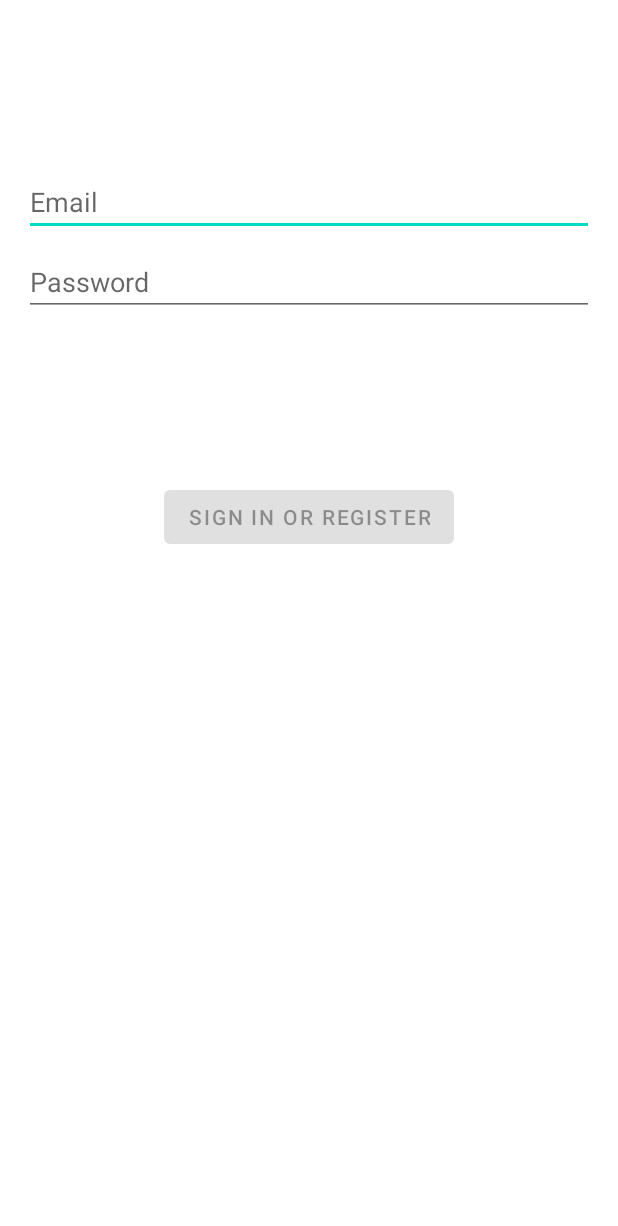
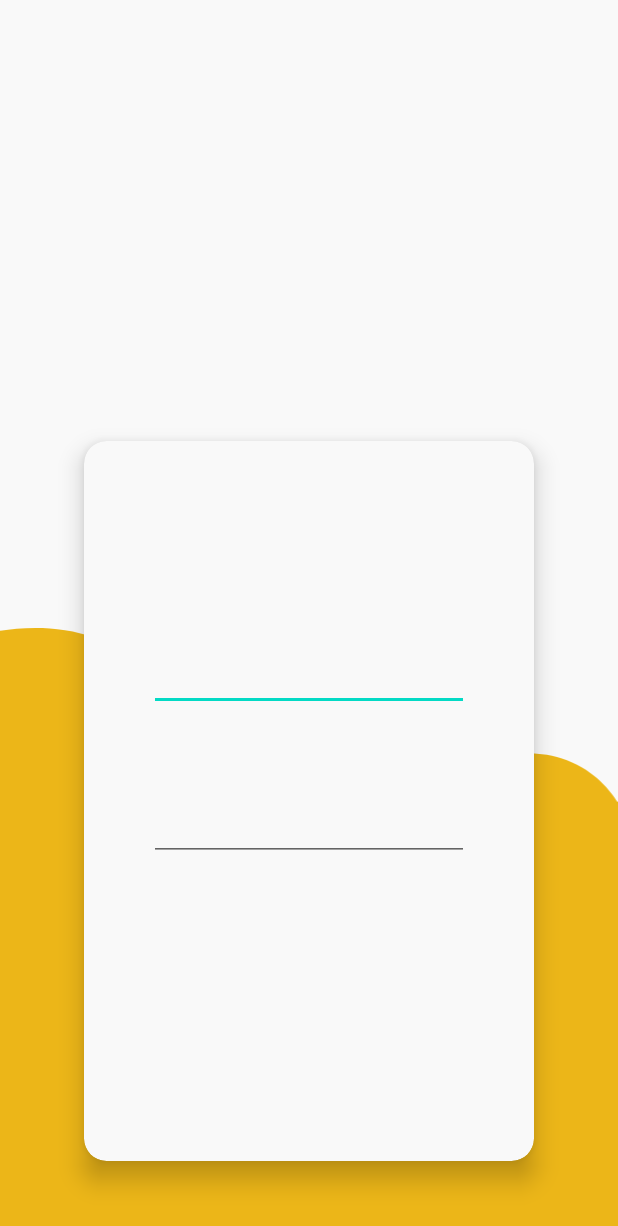
Before and after one commit to AdrianaMillares/EsenciaPatrimonioApp, an Android app: the layout activity_login.xml on its own in the app's theme, with its tools: preview values and no code run, on a phone screen of 412 x 824 dp. Shown: the top 1226 px of the screen. Run offline under Robolectric (Android 15) with nearby library versions, the phone set to English and light mode, and no system bars.

Commit message:
Add login layout

```diff
--- /dev/null
+++ b/app/src/main/res/drawable/ic_curvita.xml
@@ -0,0 +1,9 @@
+<vector xmlns:android="http://schemas.android.com/apk/res/android"
+    android:width="1242dp"
+    android:height="1223.07dp"
+    android:viewportWidth="1242"
+    android:viewportHeight="1223.07">
+  <path
+      android:pathData="M0,5.57C48.22,-1.83 120.22,-6 193.46,20.7 279,51.88 326.49,109.18 371,164.63c98,122.07 73.06,179.42 157,231.26 5.92,3.66 101,60.65 196,35.51 85.57,-22.63 75.94,-86.65 181,-139.45 20.56,-10.33 130.79,-65.72 235,-26 57.09,21.77 88.2,62.88 102,84.59v872.51H0Z"
+      android:fillColor="#ecb618"/>
+</vector>
--- a/app/src/main/res/layout-w1240dp/activity_login.xml
+++ /dev/null
@@ -1,69 +0,0 @@
-<?xml version="1.0" encoding="utf-8"?>
-<androidx.constraintlayout.widget.ConstraintLayout xmlns:android="http://schemas.android.com/apk/res/android"
-    xmlns:app="http://schemas.android.com/apk/res-auto"
-    xmlns:tools="http://schemas.android.com/tools"
-    android:id="@+id/container"
-    android:layout_width="match_parent"
-    android:layout_height="match_parent"
-    android:paddingLeft="@dimen/activity_horizontal_margin"
-    android:paddingTop="@dimen/activity_vertical_margin"
-    android:paddingRight="@dimen/activity_horizontal_margin"
-    android:paddingBottom="@dimen/activity_vertical_margin"
-    tools:context=".ui.login.LoginActivity">
-
-    <EditText
-        android:id="@+id/username"
-        android:layout_width="0dp"
-        android:layout_height="wrap_content"
-        android:layout_marginTop="96dp"
-        android:hint="@string/prompt_email"
-        android:inputType="textEmailAddress"
-        android:selectAllOnFocus="true"
-        app:layout_constraintEnd_toEndOf="parent"
-        app:layout_constraintStart_toStartOf="parent"
-        app:layout_constraintTop_toTopOf="parent" />
-
-    <EditText
-        android:id="@+id/password"
-        android:layout_width="0dp"
-        android:layout_height="wrap_content"
-        android:layout_marginTop="8dp"
-        android:hint="@string/prompt_password"
-        android:imeActionLabel="@string/action_sign_in_short"
-        android:imeOptions="actionDone"
-        android:inputType="textPassword"
-        android:selectAllOnFocus="true"
-        app:layout_constraintEnd_toEndOf="parent"
-        app:layout_constraintStart_toStartOf="parent"
-        app:layout_constraintTop_toBottomOf="@+id/username" />
-
-    <Button
-        android:id="@+id/login"
-        android:layout_width="wrap_content"
-        android:layout_height="wrap_content"
-        android:layout_gravity="start"
-        android:layout_marginTop="16dp"
-        android:layout_marginBottom="64dp"
-        android:enabled="false"
-        android:text="@string/action_sign_in"
-        app:layout_constraintBottom_toBottomOf="parent"
-        app:layout_constraintEnd_toEndOf="parent"
-        app:layout_constraintStart_toStartOf="parent"
-        app:layout_constraintTop_toBottomOf="@+id/password"
-        app:layout_constraintVertical_bias="0.2" />
-
-    <ProgressBar
-        android:id="@+id/loading"
-        android:layout_width="wrap_content"
-        android:layout_height="wrap_content"
-        android:layout_gravity="center"
-        android:layout_marginTop="64dp"
-        android:layout_marginBottom="64dp"
-        android:visibility="gone"
-        app:layout_constraintBottom_toBottomOf="parent"
-        app:layout_constraintEnd_toEndOf="@+id/password"
-        app:layout_constraintStart_toStartOf="@+id/password"
-        app:layout_constraintTop_toTopOf="parent"
-        app:layout_constraintVertical_bias="0.3" />
-
-</androidx.constraintlayout.widget.ConstraintLayout>
--- a/app/src/main/res/layout-w936dp/activity_login.xml
+++ /dev/null
@@ -1,76 +0,0 @@
-<?xml version="1.0" encoding="utf-8"?>
-<androidx.constraintlayout.widget.ConstraintLayout xmlns:android="http://schemas.android.com/apk/res/android"
-    xmlns:app="http://schemas.android.com/apk/res-auto"
-    xmlns:tools="http://schemas.android.com/tools"
-    android:id="@+id/container"
-    android:layout_width="match_parent"
-    android:layout_height="match_parent"
-    android:paddingLeft="@dimen/activity_horizontal_margin"
-    android:paddingTop="@dimen/activity_vertical_margin"
-    android:paddingRight="@dimen/activity_horizontal_margin"
-    android:paddingBottom="@dimen/activity_vertical_margin"
-    tools:context=".ui.login.LoginActivity">
-
-    <androidx.constraintlayout.widget.ConstraintLayout
-        android:layout_width="840dp"
-        android:layout_height="match_parent"
-        app:layout_constraintEnd_toEndOf="parent"
-        app:layout_constraintStart_toStartOf="parent">
-
-        <EditText
-            android:id="@+id/username"
-            android:layout_width="0dp"
-            android:layout_height="wrap_content"
-            android:layout_marginTop="96dp"
-            android:hint="@string/prompt_email"
-            android:inputType="textEmailAddress"
-            android:selectAllOnFocus="true"
-            app:layout_constraintEnd_toEndOf="parent"
-            app:layout_constraintStart_toStartOf="parent"
-            app:layout_constraintTop_toTopOf="parent" />
-
-        <EditText
-            android:id="@+id/password"
-            android:layout_width="0dp"
-            android:layout_height="wrap_content"
-            android:layout_marginTop="8dp"
-            android:hint="@string/prompt_password"
-            android:imeActionLabel="@string/action_sign_in_short"
-            android:imeOptions="actionDone"
-            android:inputType="textPassword"
-            android:selectAllOnFocus="true"
-            app:layout_constraintEnd_toEndOf="parent"
-            app:layout_constraintStart_toStartOf="parent"
-            app:layout_constraintTop_toBottomOf="@+id/username" />
-
-        <Button
-            android:id="@+id/login"
-            android:layout_width="wrap_content"
-            android:layout_height="wrap_content"
-            android:layout_gravity="start"
-            android:layout_marginTop="16dp"
-            android:layout_marginBottom="64dp"
-            android:enabled="false"
-            android:text="@string/action_sign_in"
-            app:layout_constraintBottom_toBottomOf="parent"
-            app:layout_constraintEnd_toEndOf="parent"
-            app:layout_constraintStart_toStartOf="parent"
-            app:layout_constraintTop_toBottomOf="@+id/password"
-            app:layout_constraintVertical_bias="0.2" />
-
-        <ProgressBar
-            android:id="@+id/loading"
-            android:layout_width="wrap_content"
-            android:layout_height="wrap_content"
-            android:layout_gravity="center"
-            android:layout_marginTop="64dp"
-            android:layout_marginBottom="64dp"
-            android:visibility="gone"
-            app:layout_constraintBottom_toBottomOf="parent"
-            app:layout_constraintEnd_toEndOf="@+id/password"
-            app:layout_constraintStart_toStartOf="@+id/password"
-            app:layout_constraintTop_toTopOf="parent"
-            app:layout_constraintVertical_bias="0.3" />
-
-    </androidx.constraintlayout.widget.ConstraintLayout>
-</androidx.constraintlayout.widget.ConstraintLayout>
--- a/app/src/main/res/layout/activity_login.xml
+++ b/app/src/main/res/layout/activity_login.xml
@@ -1,69 +1,67 @@
 <?xml version="1.0" encoding="utf-8"?>
-<androidx.constraintlayout.widget.ConstraintLayout xmlns:android="http://schemas.android.com/apk/res/android"
+<RelativeLayout xmlns:android="http://schemas.android.com/apk/res/android"
     xmlns:app="http://schemas.android.com/apk/res-auto"
     xmlns:tools="http://schemas.android.com/tools"
-    android:id="@+id/container"
     android:layout_width="match_parent"
     android:layout_height="match_parent"
-    android:paddingLeft="@dimen/activity_horizontal_margin"
-    android:paddingTop="@dimen/activity_vertical_margin"
-    android:paddingRight="@dimen/activity_horizontal_margin"
-    android:paddingBottom="@dimen/activity_vertical_margin"
-    tools:context=".ui.login.LoginActivity">
+    tools:context=".Activities.LoginActivity2"
+    android:background="@color/ep_white" >
 
-    <EditText
-        android:id="@+id/username"
-        android:layout_width="0dp"
-        android:layout_height="wrap_content"
-        android:layout_marginTop="96dp"
-        android:hint="@string/prompt_email"
-        android:inputType="textEmailAddress"
-        android:selectAllOnFocus="true"
-        app:layout_constraintEnd_toEndOf="parent"
-        app:layout_constraintStart_toStartOf="parent"
-        app:layout_constraintTop_toTopOf="parent" />
+    <ImageView
+        android:id="@+id/ivCurvita"
+        android:layout_width="match_parent"
+        android:layout_height="405dp"
+        android:layout_alignParentBottom="true"
+        android:layout_marginBottom="0dp"
+        android:layout_centerHorizontal="true"
+        app:srcCompat="@drawable/ic_curvita"
+        tools:layout_editor_absoluteX="-1dp"
+        tools:layout_editor_absoluteY="330dp" />
 
-    <EditText
-        android:id="@+id/password"
-        android:layout_width="0dp"
-        android:layout_height="wrap_content"
-        android:layout_marginTop="8dp"
-        android:hint="@string/prompt_password"
-        android:imeActionLabel="@string/action_sign_in_short"
-        android:imeOptions="actionDone"
-        android:inputType="textPassword"
-        android:selectAllOnFocus="true"
-        app:layout_constraintEnd_toEndOf="parent"
-        app:layout_constraintStart_toStartOf="parent"
-        app:layout_constraintTop_toBottomOf="@+id/username" />
+    <androidx.cardview.widget.CardView
+        android:id="@+id/cvLoginCard"
+        android:layout_width="300dp"
+        android:layout_height="480dp"
+        android:layout_alignParentBottom="true"
+        android:layout_centerHorizontal="true"
+        android:layout_gravity="center"
+        android:layout_marginBottom="50dp"
+        app:cardCornerRadius="15dp"
+        app:cardBackgroundColor="@color/ep_white"
+        app:cardElevation="10dp"
+        >
 
-    <Button
-        android:id="@+id/login"
-        android:layout_width="wrap_content"
-        android:layout_height="wrap_content"
-        android:layout_gravity="start"
-        android:layout_marginTop="16dp"
-        android:layout_marginBottom="64dp"
-        android:enabled="false"
-        android:text="@string/action_sign_in"
-        app:layout_constraintBottom_toBottomOf="parent"
-        app:layout_constraintEnd_toEndOf="parent"
-        app:layout_constraintStart_toStartOf="parent"
-        app:layout_constraintTop_toBottomOf="@+id/password"
-        app:layout_constraintVertical_bias="0.2" />
+        <RelativeLayout
+            android:layout_width="match_parent"
+            android:layout_height="match_parent">
 
-    <ProgressBar
-        android:id="@+id/loading"
-        android:layout_width="wrap_content"
-        android:layout_height="wrap_content"
-        android:layout_gravity="center"
-        android:layout_marginTop="64dp"
-        android:layout_marginBottom="64dp"
-        android:visibility="gone"
-        app:layout_constraintBottom_toBottomOf="parent"
-        app:layout_constraintEnd_toEndOf="@+id/password"
-        app:layout_constraintStart_toStartOf="@+id/password"
-        app:layout_constraintTop_toTopOf="parent"
-        app:layout_constraintVertical_bias="0.3" />
+            <EditText
+                android:id="@+id/etUserName"
+                android:layout_width="wrap_content"
+                android:layout_height="wrap_content"
+                android:layout_alignParentTop="true"
+                android:layout_alignParentBottom="true"
+                android:layout_centerHorizontal="true"
+                android:layout_marginTop="134dp"
+                android:layout_marginBottom="300dp"
+                android:ems="10"
+                android:inputType="textEmailAddress" />
 
-</androidx.constraintlayout.widget.ConstraintLayout>
+            <EditText
+                android:id="@+id/etPassword"
+                android:layout_width="wrap_content"
+                android:layout_height="wrap_content"
+                android:layout_alignParentBottom="true"
+                android:layout_centerHorizontal="true"
+                android:layout_marginBottom="200dp"
+                android:ems="10"
+                android:inputType="textPassword" />
+
+        </RelativeLayout>
+
+
+
+
+    </androidx.cardview.widget.CardView>
+
+</RelativeLayout>
--- a/app/src/main/res/values-night/themes.xml
+++ b/app/src/main/res/values-night/themes.xml
@@ -3,7 +3,7 @@
     <style name="Theme.EscenciaPatrimonioTramites" parent="Theme.MaterialComponents.DayNight.DarkActionBar">
         <!-- Primary brand color. -->
         <item name="colorPrimary">@color/purple_200</item>
-        <item name="colorPrimaryVariant">@color/purple_700</item>
+        <item name="colorPrimaryVariant">@color/ep_yellow</item>
         <item name="colorOnPrimary">@color/black</item>
         <!-- Secondary brand color. -->
         <item name="colorSecondary">@color/teal_200</item>
--- a/app/src/main/res/values/colors.xml
+++ b/app/src/main/res/values/colors.xml
@@ -7,4 +7,9 @@
     <color name="teal_700">#FF018786</color>
     <color name="black">#FF000000</color>
     <color name="white">#FFFFFFFF</color>
+    <color name="ep_white">#F9F9F9</color>
+    <color name="ep_yellow">#ECB618</color>
+    <color name="ep_pink">#D83671</color>
+    <color name="ep_blue">#15CDCD</color>
+    <color name="ep_green">#B9C442</color>
 </resources>
--- a/app/src/main/res/values/themes.xml
+++ b/app/src/main/res/values/themes.xml
@@ -1,9 +1,9 @@
 <resources xmlns:tools="http://schemas.android.com/tools">
     <!-- Base application theme. -->
-    <style name="Theme.EscenciaPatrimonioTramites" parent="Theme.MaterialComponents.DayNight.DarkActionBar">
+    <style name="Theme.EscenciaPatrimonioTramites" parent="Theme.MaterialComponents.DayNight.NoActionBar">
         <!-- Primary brand color. -->
-        <item name="colorPrimary">@color/purple_500</item>
-        <item name="colorPrimaryVariant">@color/purple_700</item>
+        <item name="colorPrimary">@color/ep_yellow</item>
+        <item name="colorPrimaryVariant">@color/ep_yellow</item>
         <item name="colorOnPrimary">@color/white</item>
         <!-- Secondary brand color. -->
         <item name="colorSecondary">@color/teal_200</item>
--- a/build.gradle
+++ b/build.gradle
@@ -6,7 +6,7 @@ buildscript {
     }
     dependencies {
         classpath "com.android.tools.build:gradle:7.0.0"
-        classpath "org.jetbrains.kotlin:kotlin-gradle-plugin:1.5.20"
+        classpath 'org.jetbrains.kotlin:kotlin-gradle-plugin:1.5.30'
 
         // NOTE: Do not place your application dependencies here; they belong
         // in the individual module build.gradle files
```
Also changed, not shown: app/src/main/AndroidManifest.xml (+5 -3 lines), app/src/main/java/com/example/escenciapatrimoniotramites/Activities/LoginActivity.kt (added, +12 -0 lines), app/src/main/java/com/example/escenciapatrimoniotramites/data/LoginDataSource.kt (deleted, +0 -24 lines), app/src/main/java/com/example/escenciapatrimoniotramites/data/LoginRepository.kt (deleted, +0 -46 lines), app/src/main/java/com/example/escenciapatrimoniotramites/data/Result.kt (deleted, +0 -18 lines), app/src/main/java/com/example/escenciapatrimoniotramites/data/model/LoggedInUser.kt (deleted, +0 -9 lines), app/src/main/java/com/example/escenciapatrimoniotramites/ui/login/LoggedInUserView.kt (deleted, +0 -9 lines), app/src/main/java/com/example/escenciapatrimoniotramites/ui/login/LoginActivity.kt (deleted, +0 -130 lines), app/src/main/java/com/example/escenciapatrimoniotramites/ui/login/LoginFormState.kt (deleted, +0 -10 lines), app/src/main/java/com/example/escenciapatrimoniotramites/ui/login/LoginResult.kt (deleted, +0 -9 lines), app/src/main/java/com/example/escenciapatrimoniotramites/ui/login/LoginViewModel.kt (deleted, +0 -55 lines), app/src/main/java/com/example/escenciapatrimoniotramites/ui/login/LoginViewModelFactory.kt (deleted, +0 -25 lines).
